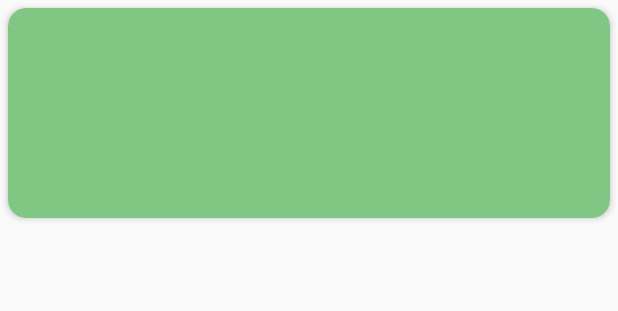
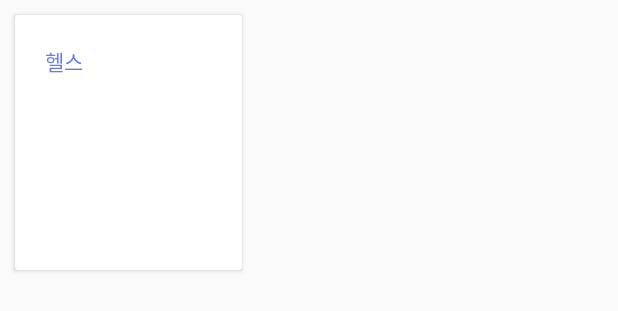
Before and after one commit to TEAMGODORI/GODORI_Android, an Android app: the layout group_more_card_layout.xml on its own in the app's theme, with its tools: preview values and no code run, on a phone screen of 412 x 824 dp. Shown: the top 311 px of the screen. Run offline under Robolectric (Android 15) with nearby library versions, the phone set to English and light mode, and no system bars.

Commit message:
[ADD] 카드레이아웃 작업중, 오류없음

```diff
--- a/GODORI/app/src/main/res/layout/group_more_card_layout.xml
+++ b/GODORI/app/src/main/res/layout/group_more_card_layout.xml
@@ -2,49 +2,32 @@
 <androidx.cardview.widget.CardView
     xmlns:android="http://schemas.android.com/apk/res/android"
     xmlns:card_view="http://schemas.android.com/apk/res-auto"
-    android:layout_width="match_parent"
-    android:layout_height="wrap_content"
-    android:id="@+id/card_view"
-    android:layout_margin="5dp"
-    card_view:cardBackgroundColor="#81C784"
-    card_view:cardCornerRadius="12dp"
-    card_view:cardElevation="3dp"
+    android:id="@+id/cvGroupMore"
+    android:layout_width="151dp"
+    android:layout_height="170dp"
+    android:layout_margin="10dp"
+    card_view:cardBackgroundColor="#FFFFFF"
+    card_view:cardCornerRadius="2dp"
     card_view:contentPadding="4dp"
+    android:clickable="true"
+    android:focusable="true"
     >
 
     <RelativeLayout
+        android:id="@+id/rl_GroupMoreWrapper"
         android:layout_width="match_parent"
-        android:layout_height="wrap_content"
-        android:padding="16dp">
-
-        <ImageView
-            android:layout_width="100dp"
-            android:layout_height="100dp"
-            android:id="@+id/item_image"
-            android:layout_alignParentStart="true"
-            android:layout_alignParentLeft="true"
-            android:layout_alignParentTop="true"
-            android:layout_marginEnd="16dp"
-            android:layout_marginRight="16dp" />
-
+        android:layout_height="128dp"
+        android:layout_margin="16dp"
+        android:layout_marginTop="14dp"
+        >
 
         <TextView
+            android:id="@+id/tvGroupMoreCardCategory"
             android:layout_width="wrap_content"
             android:layout_height="wrap_content"
-            android:id="@+id/item_title"
-            android:layout_toEndOf="@+id/item_image"
-            android:layout_toRightOf="@id/item_image"
-            android:layout_alignParentTop="true"
-            android:textSize="30sp" />
-
-        <TextView
-            android:layout_width="wrap_content"
-            android:layout_height="wrap_content"
-            android:id="@+id/item_detail"
-            android:layout_toEndOf="@+id/item_image"
-            android:layout_toRightOf="@+id/item_image"
-            android:layout_below="@+id/item_title">
-        </TextView>
+            android:text="헬스"
+            android:textColor="@color/main"
+            android:textSize="14dp" />
 
     </RelativeLayout>
 
--- a/GODORI/app/src/main/res/values/colors.xml
+++ b/GODORI/app/src/main/res/values/colors.xml
@@ -9,4 +9,5 @@
     <color name="black">#FF000000</color>
     <color name="white">#FFFFFFFF</color>
     <color name="transparent">#00000000</color>
+    <color name="main">#677BF0</color>
 </resources>
```
Also changed, not shown: GODORI/app/src/main/java/com/example/godori/GroupAfterTabFragment.kt (+0 -29 lines), GODORI/app/src/main/java/com/example/godori/GroupMoreAdapter.kt (added, +51 -0 lines), GODORI/app/src/main/java/com/example/godori/GroupTabFragment.kt (+32 -24 lines), GODORI/app/src/main/res/layout/fragment_group_tab.xml (+23 -16 lines).
